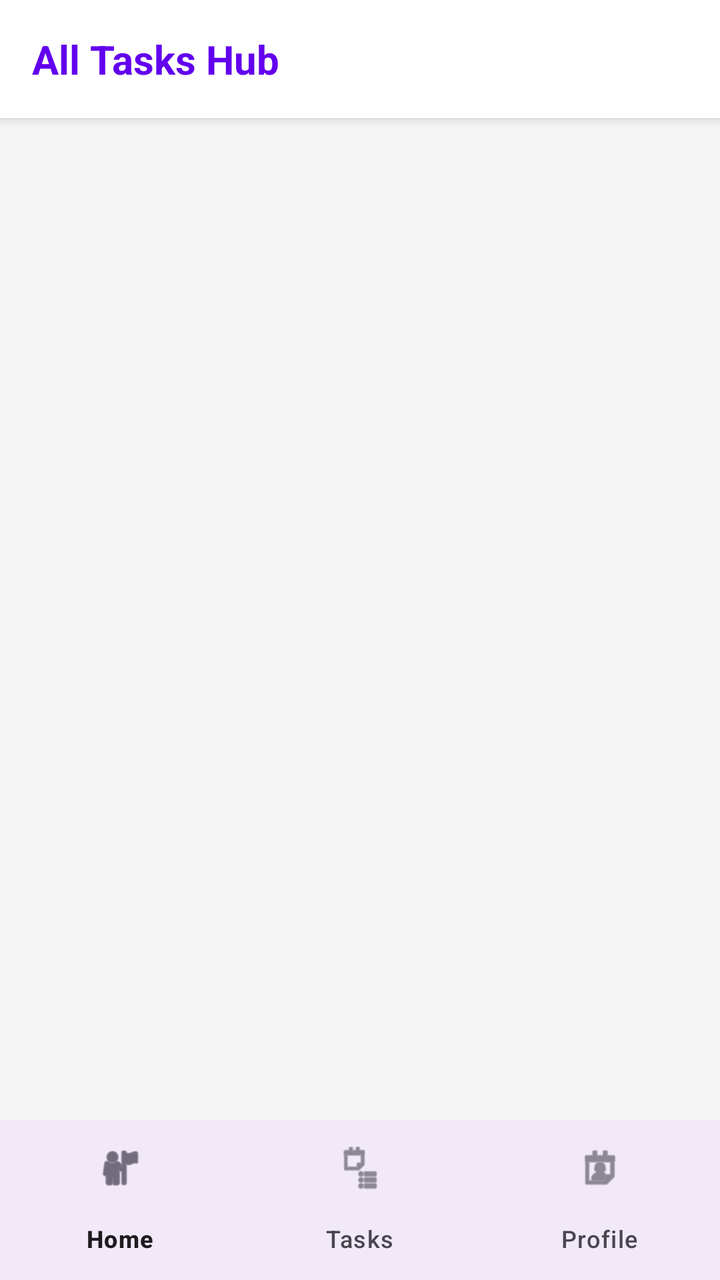
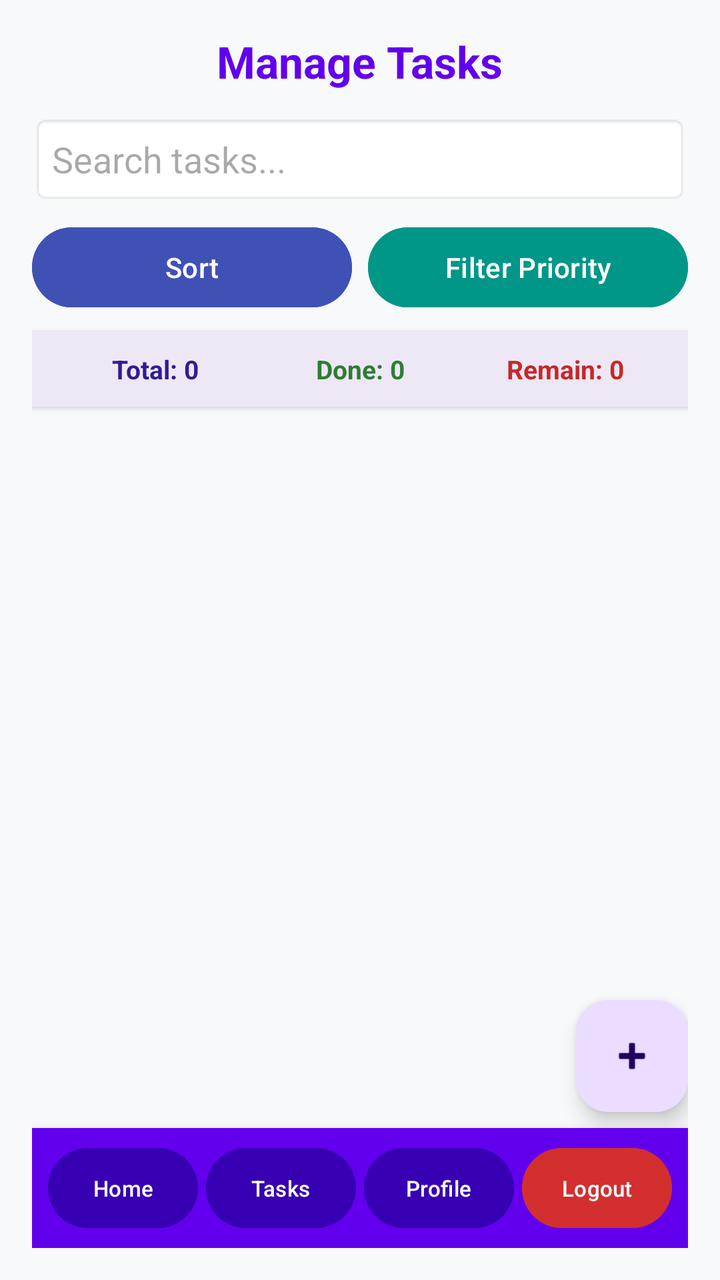

Two renders of the same Android screen: before a commit and after it. Below are the layout's source before the change and the commit's diff.
<!-- AndroidManifest.xml: application theme Theme.StudyMate -->
<!-- res/layout/activity_tasks.xml -->
<?xml version="1.0" encoding="utf-8"?>
<LinearLayout xmlns:android="http://schemas.android.com/apk/res/android"
    xmlns:app="http://schemas.android.com/apk/res-auto"
    android:layout_width="match_parent"
    android:layout_height="match_parent"
    android:orientation="vertical"
    android:background="#F5F5F5">

    
    <LinearLayout
        android:layout_width="match_parent"
        android:layout_height="wrap_content"
        android:orientation="horizontal"
        android:padding="16dp"
        android:background="@android:color/white"
        android:elevation="4dp">

        <TextView
            android:layout_width="match_parent"
            android:layout_height="wrap_content"
            android:text="All Tasks Hub"
            android:textSize="20sp"
            android:textStyle="bold"
            android:textColor="@color/design_default_color_primary" />
    </LinearLayout>

    
    <androidx.recyclerview.widget.RecyclerView
        android:id="@+id/recyclerViewAllTasks"
        android:layout_width="match_parent"
        android:layout_height="0dp"
        android:layout_weight="1"
        android:padding="8dp" />

    
    <com.google.android.material.bottomnavigation.BottomNavigationView
        android:id="@+id/bottomNavigationViewTasks"
        android:layout_width="match_parent"
        android:layout_height="wrap_content"
        android:background="?android:attr/windowBackground"
        app:menu="@menu/bottom_nav_menu" />

</LinearLayout>
<!-- resources referenced by this layout -->
<resources>
  <style name="Theme.StudyMate" parent="Base.Theme.StudyMate" />
  <style name="Base.Theme.StudyMate" parent="Theme.Material3.DayNight.NoActionBar">
          
          
      </style>
</resources>

<!-- the commit's change to res/layout/activity_tasks.xml (unified diff, before → after) -->
@@ -1,43 +1,198 @@
 <?xml version="1.0" encoding="utf-8"?>
 <LinearLayout xmlns:android="http://schemas.android.com/apk/res/android"
-    xmlns:app="http://schemas.android.com/apk/res-auto"
     android:layout_width="match_parent"
     android:layout_height="match_parent"
     android:orientation="vertical"
-    android:background="#F5F5F5">
+    android:background="#F8F9FA"
+    android:padding="16dp">
+
+    <TextView
+        android:layout_width="wrap_content"
+        android:layout_height="wrap_content"
+        android:text="Manage Tasks"
+        android:textSize="22sp"
+        android:textStyle="bold"
+        android:textColor="#6200EE"
+        android:layout_gravity="center_horizontal"
+        android:layout_marginBottom="12dp" />
+
+    
+    <EditText
+        android:id="@+id/etSearchTask"
+        android:layout_width="match_parent"
+        android:layout_height="wrap_content"
+        android:hint="Search tasks..."
+        android:padding="10dp"
+        android:background="@android:drawable/editbox_background_normal"
+        android:layout_marginBottom="8dp" />
+
+    <LinearLayout
+        android:layout_width="match_parent"
+        android:layout_height="wrap_content"
+        android:orientation="horizontal"
+        android:layout_marginBottom="8dp">
+
+        <Button
+            android:id="@+id/btnSortTasks"
+            android:layout_width="0dp"
+            android:layout_height="wrap_content"
+            android:layout_weight="1"
+            android:text="Sort"
+            android:backgroundTint="#3F51B5"
+            android:textColor="@android:color/white"
+            android:layout_marginEnd="4dp" />
+
+        <Button
+            android:id="@+id/btnFilterPriority"
+            android:layout_width="0dp"
+            android:layout_height="wrap_content"
+            android:layout_weight="1"
+            android:text="Filter Priority"
+            android:backgroundTint="#009688"
+            android:textColor="@android:color/white"
+            android:layout_marginStart="4dp" />
+    </LinearLayout>
 
     
     <LinearLayout
         android:layout_width="match_parent"
         android:layout_height="wrap_content"
         android:orientation="horizontal"
-        android:padding="16dp"
-        android:background="@android:color/white"
-        android:elevation="4dp">
+        android:background="#EDE7F6"
+        android:padding="10dp"
+        android:layout_marginBottom="10dp"
+        android:gravity="center"
+        android:elevation="2dp">
 
         <TextView
-            android:layout_width="match_parent"
+            android:id="@+id/tvTotalTasks"
+            android:layout_width="0dp"
             android:layout_height="wrap_content"
-            android:text="All Tasks Hub"
-            android:textSize="20sp"
+            android:layout_weight="1"
+            android:text="Total: 0"
+            android:textSize="13sp"
             android:textStyle="bold"
-            android:textColor="@color/design_default_color_primary" />
+            android:textColor="#311B92"
+            android:gravity="center" />
+
+        <TextView
+            android:id="@+id/tvCompletedTasks"
+            android:layout_width="0dp"
+            android:layout_height="wrap_content"
+            android:layout_weight="1"
+            android:text="Done: 0"
+            android:textSize="13sp"
+            android:textStyle="bold"
+            android:textColor="#2E7D32"
+            android:gravity="center" />
+
+        <TextView
+            android:id="@+id/tvRemainingTasks"
+            android:layout_width="0dp"
+            android:layout_height="wrap_content"
+            android:layout_weight="1"
+            android:text="Remain: 0"
+            android:textSize="13sp"
+            android:textStyle="bold"
+            android:textColor="#C62828"
+            android:gravity="center" />
     </LinearLayout>
 
-    
-    <androidx.recyclerview.widget.RecyclerView
-        android:id="@+id/recyclerViewAllTasks"
+    <FrameLayout
         android:layout_width="match_parent"
         android:layout_height="0dp"
         android:layout_weight="1"
-        android:padding="8dp" />
+        android:layout_marginBottom="12dp">
+
+        <androidx.recyclerview.widget.RecyclerView
+            android:id="@+id/recyclerViewTasks"
+            android:layout_width="match_parent"
+            android:layout_height="match_parent" />
+
+        <TextView
+            android:id="@+id/tvNoTasks"
+            android:layout_width="wrap_content"
+            android:layout_height="wrap_content"
+            android:text="No tasks found!"
+            android:textSize="16sp"
+            android:textColor="#757575"
+            android:layout_gravity="center"
+            android:visibility="gone" />
+    </FrameLayout>
+
+    <com.google.android.material.floatingactionbutton.FloatingActionButton
+        android:id="@+id/fabAddTask"
+        android:layout_width="wrap_content"
+        android:layout_height="wrap_content"
+        android:layout_gravity="end|bottom"
+        android:src="@android:drawable/ic_input_add"
+        android:contentDescription="Add Task"
+        android:layout_marginBottom="8dp" />
 
     
-    <com.google.android.material.bottomnavigation.BottomNavigationView
-        android:id="@+id/bottomNavigationViewTasks"
+    <include
+        layout="@layout/layout_bottom_nav"
         android:layout_width="match_parent"
-        android:layout_height="wrap_content"
-        android:background="?android:attr/windowBackground"
-        app:menu="@menu/bottom_nav_menu" />
+        android:layout_height="wrap_content" />
 
 </LinearLayout>
+<!-- res/layout/layout_bottom_nav.xml (included above) -->
+<?xml version="1.0" encoding="utf-8"?>
+<LinearLayout xmlns:android="http://schemas.android.com/apk/res/android"
+    android:layout_width="match_parent"
+    android:layout_height="wrap_content"
+    android:orientation="horizontal"
+    android:background="#6200EE"
+    android:padding="6dp"
+    android:layout_marginTop="16dp"
+    android:elevation="8dp">
+
+    <Button
+        android:id="@+id/navHome"
+        android:layout_width="0dp"
+        android:layout_height="wrap_content"
+        android:layout_weight="1"
+        android:text="Home"
+        android:textSize="11sp"
+        android:textColor="@android:color/white"
+        android:backgroundTint="#3700B3"
+        android:layout_marginHorizontal="2dp"
+        android:padding="4dp" />
+
+    <Button
+        android:id="@+id/navTasks"
+        android:layout_width="0dp"
+        android:layout_height="wrap_content"
+        android:layout_weight="1"
+        android:text="Tasks"
+        android:textSize="11sp"
+        android:textColor="@android:color/white"
+        android:backgroundTint="#3700B3"
+        android:layout_marginHorizontal="2dp"
+        android:padding="4dp" />
+
+    <Button
+        android:id="@+id/navProfile"
+        android:layout_width="0dp"
+        android:layout_height="wrap_content"
+        android:layout_weight="1"
+        android:text="Profile"
+        android:textSize="11sp"
+        android:textColor="@android:color/white"
+        android:backgroundTint="#3700B3"
+        android:layout_marginHorizontal="2dp"
+        android:padding="4dp" />
+
+    <Button
+        android:id="@+id/navLogout"
+        android:layout_width="0dp"
+        android:layout_height="wrap_content"
+        android:layout_weight="1"
+        android:text="Logout"
+        android:textSize="11sp"
+        android:textColor="@android:color/white"
+        android:backgroundTint="#D32F2F"
+        android:layout_marginHorizontal="2dp"
+        android:padding="4dp" />
+
+</LinearLayout>
